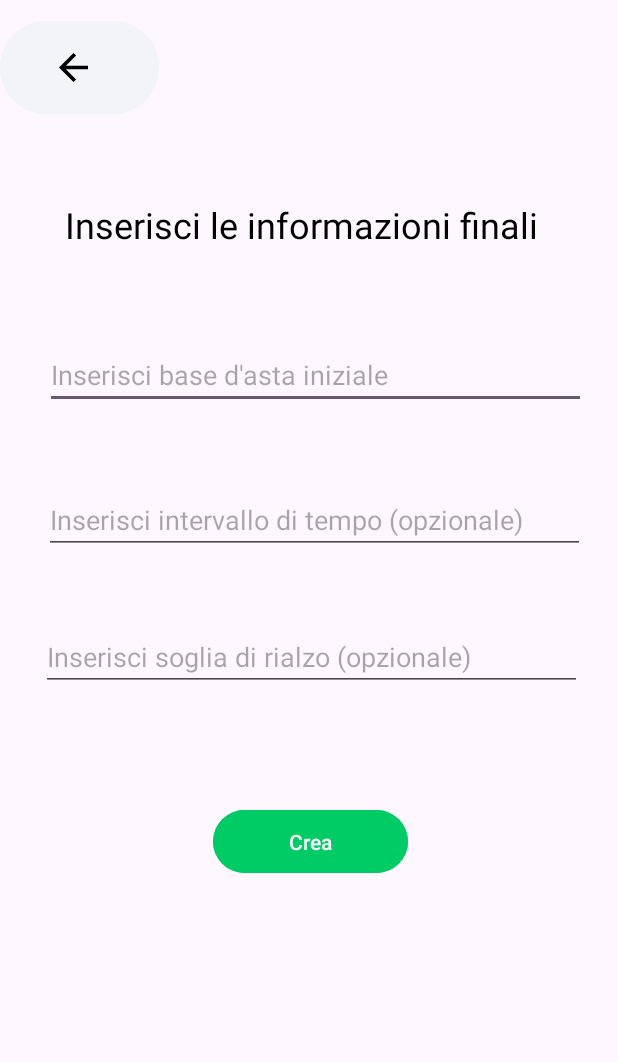
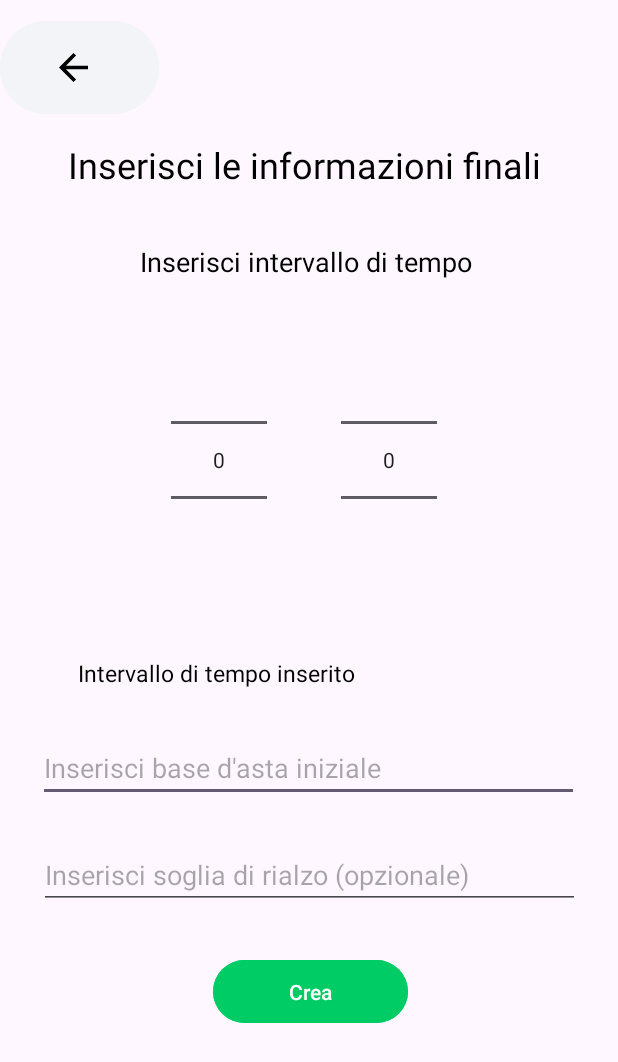
Before and after one commit to EmanueleGranillo/DietiDeals, an Android app: the CreaAstaIngleseActivity screen opened directly, with no data from a screen before it, on a phone screen of 412 x 824 dp. Shown: the top 1062 px of the screen. Run offline under Robolectric (Android 15) with nearby library versions, the phone set to English and light mode, and no system bars.

Commit message:
Calendar + time picker

```diff
--- a/app/src/main/java/com/example/dietideals24/activities/CreaAstaIngleseActivity.java
+++ b/app/src/main/java/com/example/dietideals24/activities/CreaAstaIngleseActivity.java
@@ -6,15 +6,42 @@ import android.content.Intent;
 import android.os.Bundle;
 import android.view.View;
 import android.widget.Button;
+import android.widget.NumberPicker;
+import android.widget.TextView;
 
 import com.example.dietideals24.R;
 
 public class CreaAstaIngleseActivity extends AppCompatActivity {
 
+    NumberPicker numberPickerHoursIng;
+    NumberPicker numberPickerMinutesIng;
+    TextView textViewTimerInsertedIng;
+
     @Override
     protected void onCreate(Bundle savedInstanceState) {
         super.onCreate(savedInstanceState);
         setContentView(R.layout.activity_create_asta_inglese);
+
+
+        numberPickerHoursIng = findViewById(R.id.numberPickerHoursIng);
+        numberPickerMinutesIng = findViewById(R.id.numberPickerMinutesIng);
+        textViewTimerInsertedIng = findViewById(R.id.textViewTimerInsertedIng);
+
+        // Aggiungi un listener ai NumberPicker per rilevare i cambiamenti
+        numberPickerHoursIng.setOnValueChangedListener(new NumberPicker.OnValueChangeListener() {
+            @Override
+            public void onValueChange(NumberPicker picker, int oldVal, int newVal) {
+                updateTimerText();
+            }
+        });
+
+        numberPickerMinutesIng.setOnValueChangedListener(new NumberPicker.OnValueChangeListener() {
+            @Override
+            public void onValueChange(NumberPicker picker, int oldVal, int newVal) {
+                updateTimerText();
+            }
+        });
+
 
         Button backButtonAstaIng = findViewById(R.id.backButtonCreateAstaInglese);
         backButtonAstaIng.setOnClickListener(new View.OnClickListener() {
@@ -26,7 +53,7 @@ public class CreaAstaIngleseActivity extends AppCompatActivity {
         });
 
 
-        Button createButtonAstaInglese = findViewById(R.id.creaButtonAstaInglese);
+        Button createButtonAstaInglese = findViewById(R.id.creaButtonAstaIng);
         createButtonAstaInglese.setOnClickListener(new View.OnClickListener() {
             @Override
             public void onClick(View v) {
@@ -36,4 +63,19 @@ public class CreaAstaIngleseActivity extends AppCompatActivity {
         });
 
     }
+
+
+
+    // Funzione per aggiornare la TextView con le ore e i minuti selezionati
+    private void updateTimerText() {
+        int hours = numberPickerHoursIng.getValue();
+        int minutes = numberPickerMinutesIng.getValue();
+
+        // Crea la stringa nel formato desiderato (puoi personalizzarla a tuo piacimento)
+        String timerText = "Timer inserito: " + hours + " ore " + minutes + " minuti";
+
+        // Aggiorna il testo della TextView
+        textViewTimerInsertedIng.setText(timerText);
+    }
+
 }
--- a/app/src/main/java/com/example/dietideals24/activities/CreaAstaRibassoActivity.java
+++ b/app/src/main/java/com/example/dietideals24/activities/CreaAstaRibassoActivity.java
@@ -6,15 +6,42 @@ import android.content.Intent;
 import android.os.Bundle;
 import android.view.View;
 import android.widget.Button;
+import android.widget.NumberPicker;
+import android.widget.TextView;
 
 import com.example.dietideals24.R;
 
+
+
 public class CreaAstaRibassoActivity extends AppCompatActivity {
+
+    NumberPicker numberPickerHours;
+    NumberPicker numberPickerMinutes;
+    TextView textViewTimerInsertedRibasso;
 
     @Override
     protected void onCreate(Bundle savedInstanceState) {
         super.onCreate(savedInstanceState);
         setContentView(R.layout.activity_create_asta_ribasso);
+
+        numberPickerHours = findViewById(R.id.numberPickerHours);
+        numberPickerMinutes = findViewById(R.id.numberPickerMinutes);
+        textViewTimerInsertedRibasso = findViewById(R.id.textViewTimerInsertedRibasso);
+
+        // Aggiungi un listener ai NumberPicker per rilevare i cambiamenti
+        numberPickerHours.setOnValueChangedListener(new NumberPicker.OnValueChangeListener() {
+            @Override
+            public void onValueChange(NumberPicker picker, int oldVal, int newVal) {
+                updateTimerText();
+            }
+        });
+
+        numberPickerMinutes.setOnValueChangedListener(new NumberPicker.OnValueChangeListener() {
+            @Override
+            public void onValueChange(NumberPicker picker, int oldVal, int newVal) {
+                updateTimerText();
+            }
+        });
 
 
         Button backButtonAstaRibasso = findViewById(R.id.backButtonCreateAstaRibasso);
@@ -38,4 +65,17 @@ public class CreaAstaRibassoActivity extends AppCompatActivity {
 
 
     }
+
+    // Funzione per aggiornare la TextView con le ore e i minuti selezionati
+    private void updateTimerText() {
+        int hours = numberPickerHours.getValue();
+        int minutes = numberPickerMinutes.getValue();
+
+        // Crea la stringa nel formato desiderato (puoi personalizzarla a tuo piacimento)
+        String timerText = "Timer inserito: " + hours + " ore " + minutes + " minuti";
+
+        // Aggiorna il testo della TextView
+        textViewTimerInsertedRibasso.setText(timerText);
+    }
+
 }
--- a/app/src/main/res/layout/activity_create_asta_inglese.xml
+++ b/app/src/main/res/layout/activity_create_asta_inglese.xml
@@ -23,69 +23,111 @@
 
 
     <TextView
-        android:id="@+id/textViewDateInsert"
+        android:id="@+id/textViewInfoFinaliIng"
         android:layout_width="wrap_content"
         android:layout_height="wrap_content"
         android:layout_alignParentStart="true"
         android:layout_alignParentTop="true"
         android:layout_alignParentEnd="true"
-        android:layout_marginStart="43dp"
-        android:layout_marginTop="133dp"
-        android:layout_marginEnd="50dp"
+        android:layout_marginStart="45dp"
+        android:layout_marginTop="93dp"
+        android:layout_marginEnd="48dp"
         android:text="Inserisci le informazioni finali"
         android:textColor="#000000"
         android:textSize="24dp" />
 
-
     <EditText
-        android:id="@+id/editTextBaseAsta"
+        android:id="@+id/editTextBaseAstaIng"
         android:layout_width="359dp"
         android:layout_height="wrap_content"
-        android:layout_below="@id/textViewDateInsert"
+        android:layout_below="@id/textViewTimerInsertedIng"
         android:layout_alignParentStart="true"
         android:layout_alignParentEnd="true"
-        android:layout_marginStart="30dp"
-        android:layout_marginTop="61dp"
-        android:layout_marginEnd="21dp"
-        android:hint="Inserisci base d'asta iniziale"
+        android:layout_marginStart="25dp"
+        android:layout_marginTop="30dp"
+        android:layout_marginEnd="26dp"
+        android:hint="Inserisci base d'asta iniziale "
         android:inputType="numberDecimal" />
 
 
+    <TextView
+        android:id="@+id/textViewInsertTimerIng"
+        android:layout_width="224dp"
+        android:layout_height="wrap_content"
+        android:layout_below="@id/textViewInfoFinaliIng"
+        android:layout_alignParentStart="true"
+        android:layout_alignParentTop="true"
+        android:layout_alignParentEnd="true"
+        android:layout_marginStart="93dp"
+        android:layout_marginTop="162dp"
+        android:layout_marginEnd="94dp"
+        android:text="Inserisci intervallo di tempo"
+        android:textColor="#000000"
+        android:textSize="18dp" />
+
+    <TextView
+        android:id="@+id/textViewTimerInsertedIng"
+        android:layout_width="304dp"
+        android:layout_height="wrap_content"
+        android:layout_below="@id/numberPickerHoursIng"
+        android:layout_alignParentStart="true"
+        android:layout_alignParentTop="true"
+        android:layout_alignParentEnd="true"
+        android:layout_marginStart="52dp"
+        android:layout_marginTop="438dp"
+        android:layout_marginEnd="55dp"
+        android:text="Intervallo di tempo inserito "
+        android:textColor="#000000"
+        android:textSize="15dp" />
+
+    <NumberPicker
+        android:id="@+id/numberPickerHoursIng"
+        android:layout_width="wrap_content"
+        android:layout_height="wrap_content"
+        android:layout_below="@id/textViewInsertTimerIng"
+        android:layout_alignParentStart="true"
+        android:layout_marginStart="114dp"
+        android:layout_marginTop="30dp"
+        android:layout_marginEnd="24dp"
+        android:layout_marginBottom="8dp"
+        android:max="23"
+        android:min="0" />
+
+    <NumberPicker
+        android:id="@+id/numberPickerMinutesIng"
+        android:layout_width="wrap_content"
+        android:layout_height="wrap_content"
+        android:layout_below="@id/textViewInsertTimerIng"
+        android:layout_marginStart="25dp"
+        android:layout_marginTop="30dp"
+        android:layout_marginEnd="24dp"
+        android:layout_marginBottom="24dp"
+        android:layout_toEndOf="@+id/numberPickerHoursIng"
+        android:max="59"
+        android:min="0" />
+
     <EditText
-        android:id="@+id/intervalloDiTempo"
+        android:id="@+id/editTextSogliaRialzoIng"
         android:layout_width="359dp"
         android:layout_height="wrap_content"
-        android:layout_below="@id/editTextBaseAsta"
+        android:layout_below="@id/editTextBaseAstaIng"
         android:layout_alignParentStart="true"
         android:layout_alignParentEnd="true"
-        android:layout_marginStart="29dp"
-        android:layout_marginTop="51dp"
-        android:layout_marginEnd="22dp"
-        android:hint="Inserisci intervallo di tempo (opzionale)" />
-
-    <EditText
-        android:id="@+id/editTextSogliaRialzo"
-        android:layout_width="359dp"
-        android:layout_height="wrap_content"
-        android:layout_below="@id/intervalloDiTempo"
-        android:layout_alignParentStart="true"
-        android:layout_alignParentEnd="true"
-        android:layout_marginStart="27dp"
-        android:layout_marginTop="46dp"
-        android:layout_marginEnd="24dp"
+        android:layout_marginStart="26dp"
+        android:layout_marginTop="26dp"
+        android:layout_marginEnd="25dp"
         android:hint="Inserisci soglia di rialzo (opzionale)" />
 
     <Button
-        android:id="@+id/creaButtonAstaInglese"
+        android:id="@+id/creaButtonAstaIng"
         android:layout_width="130dp"
         android:layout_height="50dp"
-        android:layout_below="@id/editTextSogliaRialzo"
+        android:layout_below="@id/editTextSogliaRialzoIng"
         android:layout_alignParentEnd="true"
         android:layout_marginStart="33dp"
-        android:layout_marginTop="75dp"
+        android:layout_marginTop="30dp"
         android:layout_marginEnd="140dp"
         android:backgroundTint="#00CC66"
         android:text="Crea" />
 
-
 </RelativeLayout>
```
